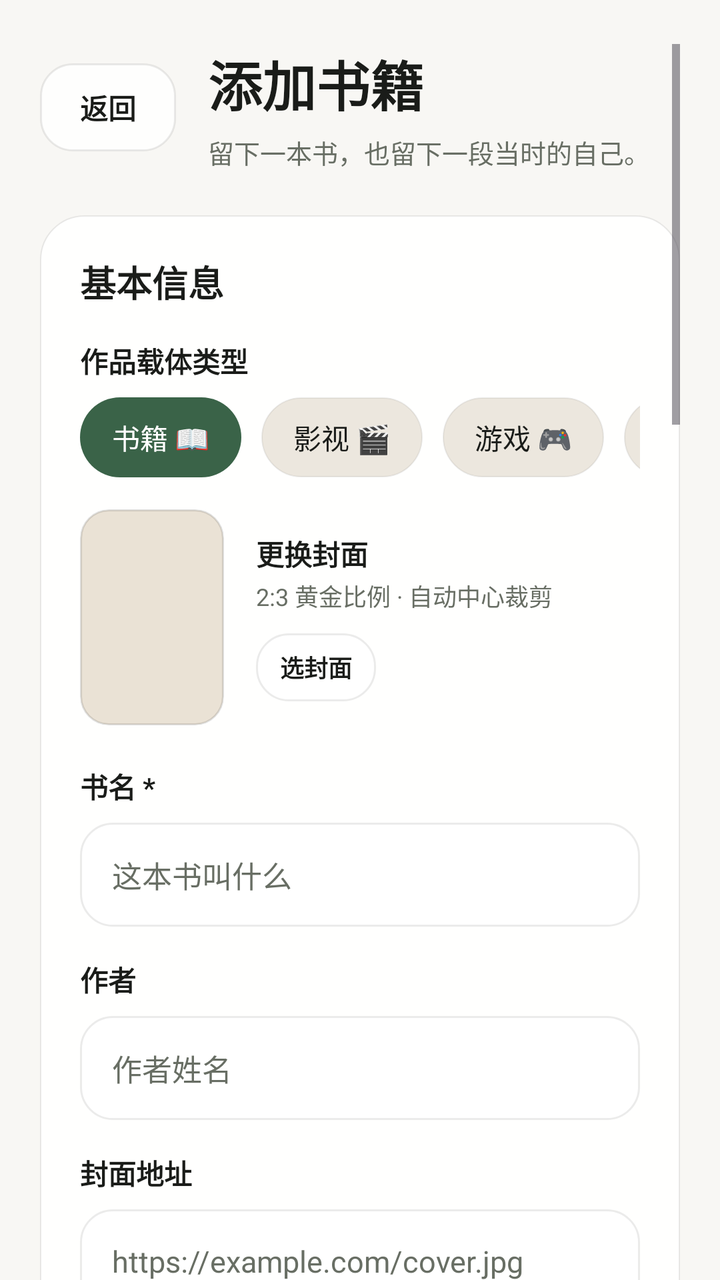
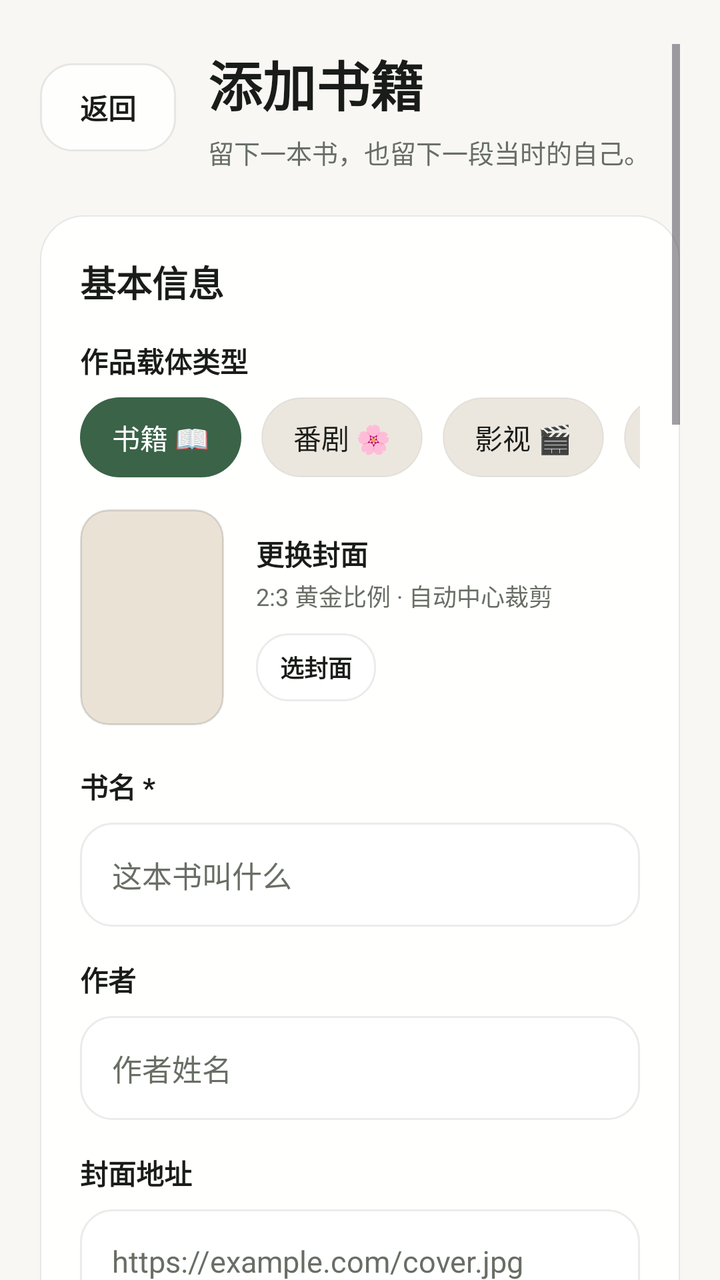

Screens rendered from an Android XML layout before and after an edit, with the pre-edit source and the edit as a unified diff.
<!-- AndroidManifest.xml: application theme Theme.Readtrace -->
<!-- res/layout/activity_add_book.xml -->
<?xml version="1.0" encoding="utf-8"?>
<androidx.constraintlayout.widget.ConstraintLayout xmlns:android="http://schemas.android.com/apk/res/android"
    xmlns:app="http://schemas.android.com/apk/res-auto"
    xmlns:tools="http://schemas.android.com/tools"
    android:id="@+id/addBookRoot"
    android:layout_width="match_parent"
    android:layout_height="match_parent"
    android:background="@drawable/bg_readtrace_home"
    tools:context=".AddBookActivity">

    <ScrollView
        android:layout_width="0dp"
        android:layout_height="0dp"
        android:clipToPadding="false"
        android:fillViewport="true"
        android:overScrollMode="never"
        android:paddingStart="20dp"
        android:paddingTop="22dp"
        android:paddingEnd="20dp"
        android:paddingBottom="30dp"
        app:layout_constraintBottom_toBottomOf="parent"
        app:layout_constraintEnd_toEndOf="parent"
        app:layout_constraintStart_toStartOf="parent"
        app:layout_constraintTop_toTopOf="parent">

        <LinearLayout
            android:id="@+id/addBookContent"
            android:layout_width="match_parent"
            android:layout_height="wrap_content"
            android:orientation="vertical">

            <LinearLayout
                android:layout_width="match_parent"
                android:layout_height="wrap_content"
                android:gravity="center_vertical"
                android:orientation="horizontal">

                <TextView
                    android:id="@+id/backButton"
                    android:layout_width="68dp"
                    android:layout_height="44dp"
                    android:background="@drawable/bg_secondary_button"
                    android:clickable="true"
                    android:focusable="true"
                    android:fontFamily="sans"
                    android:gravity="center"
                    android:text="@string/action_back"
                    android:textColor="@color/readtrace_ink"
                    android:textSize="14sp"
                    android:textStyle="bold" />

                <LinearLayout
                    android:layout_width="0dp"
                    android:layout_height="wrap_content"
                    android:layout_marginStart="16dp"
                    android:layout_weight="1"
                    android:orientation="vertical">

                    <TextView
                        android:id="@+id/formTitle"
                        android:layout_width="wrap_content"
                        android:layout_height="wrap_content"
                        android:fontFamily="sans"
                        android:text="@string/add_book_title"
                        android:textColor="@color/readtrace_ink"
                        android:textSize="27sp"
                        android:textStyle="bold" />

                    <TextView
                        android:id="@+id/formSubtitle"
                        android:layout_width="match_parent"
                        android:layout_height="wrap_content"
                        android:layout_marginTop="5dp"
                        android:fontFamily="sans"
                        android:lineSpacingExtra="2dp"
                        android:text="@string/add_book_subtitle"
                        android:textColor="@color/readtrace_muted"
                        android:textSize="13sp" />
                </LinearLayout>
            </LinearLayout>

            <LinearLayout
                android:layout_width="match_parent"
                android:layout_height="wrap_content"
                android:layout_marginTop="22dp"
                android:background="@drawable/bg_glass_panel"
                android:elevation="10dp"
                android:orientation="vertical">

                <TextView
                    style="@style/ReadTraceFieldLabel"
                    android:text="@string/section_basic"
                    android:textSize="18sp" />

                
                <TextView
                    style="@style/ReadTraceFieldLabel"
                    android:layout_marginTop="16dp"
                    android:text="@string/field_media_type" />

                <HorizontalScrollView
                    android:layout_width="match_parent"
                    android:layout_height="wrap_content"
                    android:layout_marginTop="8dp"
                    android:clipToPadding="false"
                    android:overScrollMode="never"
                    android:scrollbars="none">

                    <LinearLayout
                        android:id="@+id/mediaTypeGroup"
                        android:layout_width="wrap_content"
                        android:layout_height="wrap_content"
                        android:orientation="horizontal">

                        <TextView
                            android:id="@+id/mediaTypeBook"
                            style="@style/ReadTraceStatusChip"
                            android:background="@drawable/bg_status_chip_selected"
                            android:clickable="true"
                            android:focusable="true"
                            android:text="@string/media_type_book"
                            android:textColor="@color/white" />

                        <TextView
                            android:id="@+id/mediaTypeMovie"
                            style="@style/ReadTraceStatusChip"
                            android:layout_marginStart="10dp"
                            android:clickable="true"
                            android:focusable="true"
                            android:text="@string/media_type_movie" />

                        <TextView
                            android:id="@+id/mediaTypeGame"
                            style="@style/ReadTraceStatusChip"
                            android:layout_marginStart="10dp"
                            android:clickable="true"
                            android:focusable="true"
                            android:text="@string/media_type_game" />

                        <TextView
                            android:id="@+id/mediaTypePodcast"
                            style="@style/ReadTraceStatusChip"
                            android:layout_marginStart="10dp"
                            android:clickable="true"
                            android:focusable="true"
                            android:text="@string/media_type_podcast" />
                    </LinearLayout>
                </HorizontalScrollView>

                
                <LinearLayout
                    android:layout_width="match_parent"
                    android:layout_height="wrap_content"
                    android:layout_marginTop="16dp"
                    android:gravity="center_vertical"
                    android:orientation="horizontal">

                    <FrameLayout
                        android:id="@+id/coverPickerContainer"
                        android:layout_width="72dp"
                        android:layout_height="108dp"
                        android:background="@drawable/bg_book_placeholder"
                        android:clickable="true"
                        android:clipToOutline="true"
                        android:focusable="true"
                        android:outlineProvider="background">

                        <ImageView
                            android:id="@+id/coverPreviewImage"
                            android:layout_width="match_parent"
                            android:layout_height="match_parent"
                            android:scaleType="centerCrop"
                            android:visibility="gone"
                            tools:visibility="visible" />
                    </FrameLayout>

                    <LinearLayout
                        android:layout_width="0dp"
                        android:layout_height="wrap_content"
                        android:layout_marginStart="16dp"
                        android:layout_weight="1"
                        android:orientation="vertical">

                        <TextView
                            android:id="@+id/coverStatusText"
                            android:layout_width="wrap_content"
                            android:layout_height="wrap_content"
                            android:fontFamily="sans"
                            android:text="@string/action_cover_change"
                            android:textColor="@color/readtrace_ink"
                            android:textSize="14sp"
                            android:textStyle="bold" />

                        <TextView
                            android:layout_width="wrap_content"
                            android:layout_height="wrap_content"
                            android:layout_marginTop="2dp"
                            android:fontFamily="sans"
                            android:text="2:3 黄金比例 · 自动中心裁剪"
                            android:textColor="@color/readtrace_muted"
                            android:textSize="12sp" />

                        <LinearLayout
                            android:layout_width="wrap_content"
                            android:layout_height="wrap_content"
                            android:layout_marginTop="10dp"
                            android:orientation="horizontal">

                            <TextView
                                android:id="@+id/pickCoverButton"
                                android:layout_width="wrap_content"
                                android:layout_height="34dp"
                                android:background="@drawable/bg_secondary_button"
                                android:clickable="true"
                                android:focusable="true"
                                android:fontFamily="sans"
                                android:gravity="center"
                                android:paddingStart="12dp"
                                android:paddingEnd="12dp"
                                android:text="@string/action_pick_cover"
                                android:textColor="@color/readtrace_ink"
                                android:textSize="12sp"
                                android:textStyle="bold" />

                            <TextView
                                android:id="@+id/removeCoverButton"
                                android:layout_width="wrap_content"
                                android:layout_height="34dp"
                                android:layout_marginStart="8dp"
                                android:background="@drawable/bg_secondary_button"
                                android:clickable="true"
                                android:focusable="true"
                                android:fontFamily="sans"
                                android:gravity="center"
                                android:paddingStart="12dp"
                                android:paddingEnd="12dp"
                                android:text="@string/action_cover_remove"
                                android:textColor="@color/readtrace_muted"
                                android:textSize="12sp"
                                android:visibility="gone"
                                tools:visibility="visible" />
                        </LinearLayout>
                    </LinearLayout>
                </LinearLayout>

                <TextView
                    style="@style/ReadTraceFieldLabel"
                    android:layout_marginTop="20dp"
                    android:text="@string/field_title" />

                <EditText
                    android:id="@+id/titleInput"
                    style="@style/ReadTraceInput"
                    android:hint="@string/hint_title"
                    android:inputType="textCapSentences"
                    android:maxLines="2" />

                <TextView
                    android:id="@+id/authorLabel"
                    style="@style/ReadTraceFieldLabel"
                    android:layout_marginTop="16dp"
                    android:text="@string/field_author" />

                <EditText
                    android:id="@+id/authorInput"
                    style="@style/ReadTraceInput"
                    android:hint="@string/hint_author"
                    android:inputType="textCapWords"
                    android:maxLines="2" />

                <TextView
                    style="@style/ReadTraceFieldLabel"
                    android:layout_marginTop="16dp"
                    android:text="@string/field_cover_url" />

                <EditText
                    android:id="@+id/coverUrlInput"
                    style="@style/ReadTraceInput"
                    android:hint="@string/hint_cover_url"
                    android:inputType="textUri"
                    android:maxLines="2" />

                <TextView
                    style="@style/ReadTraceFieldLabel"
                    android:layout_marginTop="16dp"
                    android:text="@string/field_category" />

                <EditText
                    android:id="@+id/categoryInput"
                    style="@style/ReadTraceInput"
                    android:hint="@string/hint_category"
                    android:inputType="textCapWords"
                    android:maxLines="2" />
            </LinearLayout>

            <LinearLayout
                android:layout_width="match_parent"
                android:layout_height="wrap_content"
                android:layout_marginTop="18dp"
                android:background="@drawable/bg_glass_panel_soft"
                android:elevation="7dp"
                android:orientation="vertical">

                <TextView
                    style="@style/ReadTraceFieldLabel"
                    android:text="@string/section_reading"
                    android:textSize="18sp" />

                <TextView
                    style="@style/ReadTraceFieldLabel"
                    android:layout_marginTop="20dp"
                    android:text="@string/field_status" />

                <Spinner
                    android:id="@+id/statusInput"
                    style="@style/ReadTraceInput"
                    android:spinnerMode="dropdown" />

                <TextView
                    style="@style/ReadTraceFieldLabel"
                    android:layout_marginTop="16dp"
                    android:text="@string/field_rating" />

                <EditText
                    android:id="@+id/ratingInput"
                    style="@style/ReadTraceInput"
                    android:digits="0123456789."
                    android:hint="@string/hint_rating"
                    android:inputType="numberDecimal"
                    android:maxLines="1" />

                <TextView
                    style="@style/ReadTraceFieldLabel"
                    android:layout_marginTop="16dp"
                    android:text="@string/field_tags" />

                <EditText
                    android:id="@+id/tagsInput"
                    style="@style/ReadTraceInput"
                    android:hint="@string/hint_tags"
                    android:inputType="textCapSentences"
                    android:maxLines="3" />

                <LinearLayout
                    android:layout_width="match_parent"
                    android:layout_height="wrap_content"
                    android:layout_marginTop="16dp"
                    android:orientation="horizontal">

                    <LinearLayout
                        android:layout_width="0dp"
                        android:layout_height="wrap_content"
                        android:layout_marginEnd="6dp"
                        android:layout_weight="1"
                        android:orientation="vertical">

                        <TextView
                            style="@style/ReadTraceFieldLabel"
                            android:text="@string/field_start_date" />

                        <TextView
                            android:id="@+id/startDateInput"
                            style="@style/ReadTraceDateInput"
                            android:text="@string/select_date"
                            android:textColor="@color/readtrace_muted" />

                        <TextView
                            android:id="@+id/clearStartDateButton"
                            android:layout_width="wrap_content"
                            android:layout_height="36dp"
                            android:layout_marginTop="5dp"
                            android:clickable="true"
                            android:focusable="true"
                            android:fontFamily="sans"
                            android:gravity="center"
                            android:paddingStart="4dp"
                            android:paddingEnd="4dp"
                            android:text="@string/action_clear_date"
                            android:textColor="@color/readtrace_accent"
                            android:textSize="12sp"
                            android:textStyle="bold" />
                    </LinearLayout>

                    <LinearLayout
                        android:layout_width="0dp"
                        android:layout_height="wrap_content"
                        android:layout_marginStart="6dp"
                        android:layout_weight="1"
                        android:orientation="vertical">

                        <TextView
                            style="@style/ReadTraceFieldLabel"
                            android:text="@string/field_finish_date" />

                        <TextView
                            android:id="@+id/finishDateInput"
                            style="@style/ReadTraceDateInput"
                            android:text="@string/select_date"
                            android:textColor="@color/readtrace_muted" />

                        <TextView
                            android:id="@+id/clearFinishDateButton"
                            android:layout_width="wrap_content"
                            android:layout_height="36dp"
                            android:layout_marginTop="5dp"
                            android:clickable="true"
                            android:focusable="true"
                            android:fontFamily="sans"
                            android:gravity="center"
                            android:paddingStart="4dp"
                            android:paddingEnd="4dp"
                            android:text="@string/action_clear_date"
                            android:textColor="@color/readtrace_accent"
                            android:textSize="12sp"
                            android:textStyle="bold" />
                    </LinearLayout>
                </LinearLayout>
            </LinearLayout>

            <LinearLayout
                android:layout_width="match_parent"
                android:layout_height="wrap_content"
                android:layout_marginTop="18dp"
                android:background="@drawable/bg_glass_panel_soft"
                android:elevation="7dp"
                android:orientation="vertical">

                <TextView
                    style="@style/ReadTraceFieldLabel"
                    android:text="@string/section_thoughts"
                    android:textSize="18sp" />

                <TextView
                    style="@style/ReadTraceFieldLabel"
                    android:layout_marginTop="20dp"
                    android:text="@string/field_short_comment" />

                <EditText
                    android:id="@+id/shortCommentInput"
                    style="@style/ReadTraceInput"
                    android:gravity="top"
                    android:hint="@string/hint_short_comment"
                    android:inputType="textCapSentences|textMultiLine"
                    android:maxLines="4"
                    android:minLines="2" />

                <TextView
                    style="@style/ReadTraceFieldLabel"
                    android:layout_marginTop="16dp"
                    android:text="@string/field_review" />

                <EditText
                    android:id="@+id/reviewInput"
                    style="@style/ReadTraceInput"
                    android:gravity="top"
                    android:hint="@string/hint_review"
                    android:inputType="textCapSentences|textMultiLine"
                    android:maxLines="10"
                    android:minLines="5" />
            </LinearLayout>

            
            <LinearLayout
                android:layout_width="match_parent"
                android:layout_height="wrap_content"
                android:layout_marginTop="18dp"
                android:background="@drawable/bg_glass_panel_soft"
                android:elevation="7dp"
                android:orientation="vertical">

                <TextView
                    style="@style/ReadTraceFieldLabel"
                    android:text="💰 实体馆藏与藏本印记 (选填)"
                    android:textSize="18sp" />

                <LinearLayout
                    android:layout_width="match_parent"
                    android:layout_height="wrap_content"
                    android:layout_marginTop="16dp"
                    android:orientation="horizontal">

                    <LinearLayout
                        android:layout_width="0dp"
                        android:layout_height="wrap_content"
                        android:layout_marginEnd="6dp"
                        android:layout_weight="1"
                        android:orientation="vertical">

                        <TextView
                            style="@style/ReadTraceFieldLabel"
                            android:text="购买渠道" />

                        <EditText
                            android:id="@+id/buyChannelInput"
                            style="@style/ReadTraceInput"
                            android:hint="如：多抓鱼 / 京东"
                            android:inputType="text"
                            android:maxLines="1" />
                    </LinearLayout>

                    <LinearLayout
                        android:layout_width="0dp"
                        android:layout_height="wrap_content"
                        android:layout_marginStart="6dp"
                        android:layout_weight="1"
                        android:orientation="vertical">

                        <TextView
                            style="@style/ReadTraceFieldLabel"
                            android:text="物理位置" />

                        <EditText
                            android:id="@+id/shelfLocationInput"
                            style="@style/ReadTraceInput"
                            android:hint="如：书架第 2 层 A 区"
                            android:inputType="text"
                            android:maxLines="1" />
                    </LinearLayout>
                </LinearLayout>

                <LinearLayout
                    android:layout_width="match_parent"
                    android:layout_height="wrap_content"
                    android:layout_marginTop="12dp"
                    android:orientation="horizontal">

                    <LinearLayout
                        android:layout_width="0dp"
                        android:layout_height="wrap_content"
                        android:layout_marginEnd="6dp"
                        android:layout_weight="1"
                        android:orientation="vertical">

                        <TextView
                            style="@style/ReadTraceFieldLabel"
                            android:text="装帧版次" />

                        <EditText
                            android:id="@+id/bindingTypeInput"
                            style="@style/ReadTraceInput"
                            android:hint="如：精装锁线 / 平装"
                            android:inputType="text"
                            android:maxLines="1" />
                    </LinearLayout>

                    <LinearLayout
                        android:layout_width="0dp"
                        android:layout_height="wrap_content"
                        android:layout_marginStart="6dp"
                        android:layout_weight="1"
                        android:orientation="vertical">

                        <TextView
                            style="@style/ReadTraceFieldLabel"
                            android:text="购入价格 (¥)" />

                        <EditText
                            android:id="@+id/buyPriceInput"
                            style="@style/ReadTraceInput"
                            android:hint="如：49.80"
                            android:inputType="numberDecimal"
                            android:maxLines="1" />
                    </LinearLayout>
                </LinearLayout>
            </LinearLayout>

            <TextView
                android:id="@+id/saveButton"
                android:layout_width="match_parent"
                android:layout_height="54dp"
                android:layout_marginTop="22dp"
                android:background="@drawable/bg_primary_button"
                android:clickable="true"
                android:elevation="7dp"
                android:focusable="true"
                android:fontFamily="sans"
                android:gravity="center"
                android:text="@string/action_save"
                android:textColor="@color/white"
                android:textSize="16sp"
                android:textStyle="bold" />
        </LinearLayout>
    </ScrollView>

</androidx.constraintlayout.widget.ConstraintLayout>
<!-- resources referenced by this layout -->
<resources>
  <color name="readtrace_accent">#3A6348</color>
  <color name="readtrace_ink">#1A1C19</color>
  <color name="readtrace_muted">#686E64</color>
  <color name="white">#FFFFFFFF</color>
  <!-- drawable bg_book_placeholder (drawable) -->
  <?xml version="1.0" encoding="utf-8"?>
  <shape xmlns:android="http://schemas.android.com/apk/res/android">
      <solid android:color="@color/readtrace_book_cover" />
      <stroke
          android:width="1dp"
          android:color="@color/readtrace_book_cover_stroke" />
      <corners android:radius="14dp" />
  </shape>
  <!-- drawable bg_readtrace_home (drawable) -->
  <?xml version="1.0" encoding="utf-8"?>
  <shape xmlns:android="http://schemas.android.com/apk/res/android">
      <solid android:color="@color/readtrace_background" />
  </shape>
  <!-- drawable bg_status_chip_selected (drawable) -->
  <?xml version="1.0" encoding="utf-8"?>
  <shape xmlns:android="http://schemas.android.com/apk/res/android">
      <solid android:color="@color/readtrace_accent" />
      <corners android:radius="20dp" />
  </shape>
  <string name="action_back">返回</string>
  <string name="action_clear_date">清除日期</string>
  <string name="action_cover_change">更换封面</string>
  <string name="action_cover_remove">清除封面</string>
  <string name="action_pick_cover">选封面</string>
  <string name="action_save">保存书籍</string>
  <string name="add_book_subtitle">留下一本书，也留下一段当时的自己。</string>
  <string name="add_book_title">添加书籍</string>
  <string name="field_author">作者</string>
  <string name="field_category">分类</string>
  <string name="field_cover_url">封面地址</string>
  <string name="field_finish_date">完成日期</string>
  <string name="field_media_type">作品载体类型</string>
  <string name="field_rating">评分</string>
  <string name="field_review">读后感</string>
  <string name="field_short_comment">简短评价</string>
  <string name="field_start_date">开始日期</string>
  <string name="field_status">阅读状态</string>
  <string name="field_tags">标签</string>
  <string name="field_title">书名 *</string>
  <string name="hint_author">作者姓名</string>
  <string name="hint_category">小说、历史、技术等</string>
  <string name="hint_cover_url">https://example.com/cover.jpg</string>
  <string name="hint_rating">1-10，可保留一位小数</string>
  <string name="hint_review">写下读完后还留在心里的部分</string>
  <string name="hint_short_comment">一句话记住它</string>
  <string name="hint_tags">用中文或英文逗号分隔</string>
  <string name="hint_title">这本书叫什么</string>
  <string name="media_type_book">书籍 📖</string>
  <string name="media_type_game">游戏 🎮</string>
  <string name="media_type_movie">影视 🎬</string>
  <string name="media_type_podcast">播客 🎙️</string>
  <string name="section_basic">基本信息</string>
  <string name="section_reading">阅读记录</string>
  <string name="section_thoughts">留下感受</string>
  <string name="select_date">选择日期</string>
  <style name="ReadTraceDateInput" parent="ReadTraceInput">
          <item name="android:clickable">true</item>
          <item name="android:focusable">true</item>
          <item name="android:gravity">center_vertical</item>
      </style>
  <style name="Theme.Readtrace" parent="Base.Theme.Readtrace" />
  <color name="readtrace_book_cover">#EAE2D5</color>
  <color name="readtrace_book_cover_stroke">#20000000</color>
  <color name="readtrace_glass">#F2FFFFFF</color>
  <color name="readtrace_glass_stroke">#14000000</color>
  <color name="readtrace_glass_soft">#D9FFFFFF</color>
  <color name="readtrace_accent_pressed">#2B4E37</color>
  <color name="readtrace_background">#F8F7F4</color>
  <color name="readtrace_chip">#ECE7DE</color>
  <!-- drawable bg_status_chip (drawable) -->
  <?xml version="1.0" encoding="utf-8"?>
  <shape xmlns:android="http://schemas.android.com/apk/res/android">
      <solid android:color="@color/readtrace_chip" />
      <stroke
          android:width="0.8dp"
          android:color="#12000000" />
      <corners android:radius="20dp" />
  </shape>
  <style name="Base.Theme.Readtrace" parent="Theme.Material3.DayNight.NoActionBar">
          
          
      </style>
  <!-- unchanged entries left out for length: 8 -->
</resources>

<!-- the commit's change to res/layout/activity_add_book.xml (unified diff, before → after) -->
@@ -120,6 +120,14 @@
                             android:focusable="true"
                             android:text="@string/media_type_book"
                             android:textColor="@color/white" />
+
+                        <TextView
+                            android:id="@+id/mediaTypeAnime"
+                            style="@style/ReadTraceStatusChip"
+                            android:layout_marginStart="10dp"
+                            android:clickable="true"
+                            android:focusable="true"
+                            android:text="@string/media_type_anime" />
 
                         <TextView
                             android:id="@+id/mediaTypeMovie"
<!-- resource entries referenced after the edit -->
@@ -52,6 +52,7 @@
   <string name="hint_short_comment">一句话记住它</string>
   <string name="hint_tags">用中文或英文逗号分隔</string>
   <string name="hint_title">这本书叫什么</string>
+  <string name="media_type_anime">番剧 🌸</string>
   <string name="media_type_book">书籍 📖</string>
   <string name="media_type_game">游戏 🎮</string>
   <string name="media_type_movie">影视 🎬</string>
